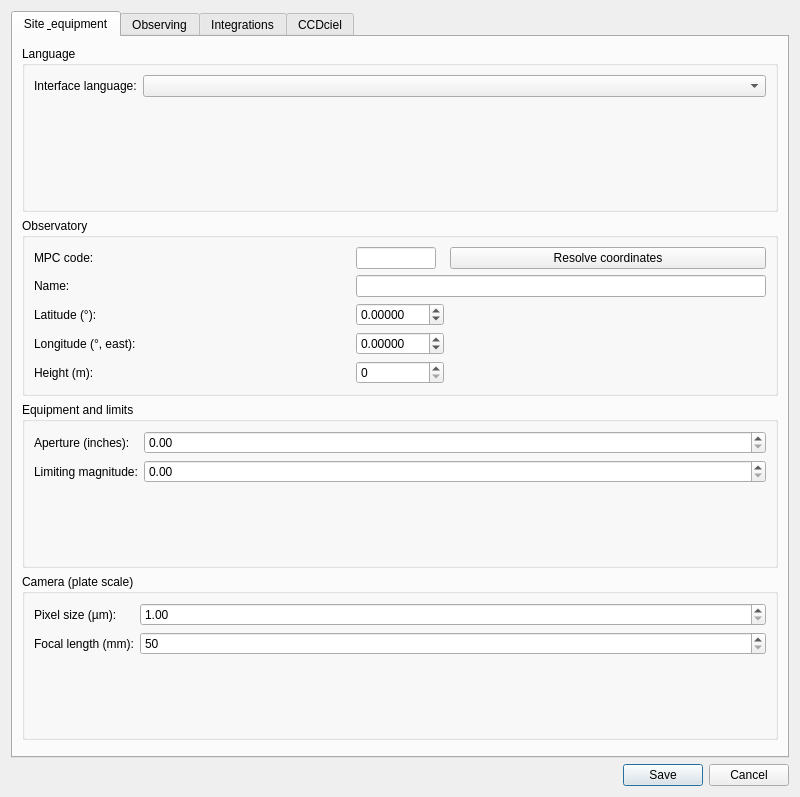
First picture: the form in nightscribe/gui/ui/settings_dialog.ui, repository irydeo/nightscribe, before the edit.
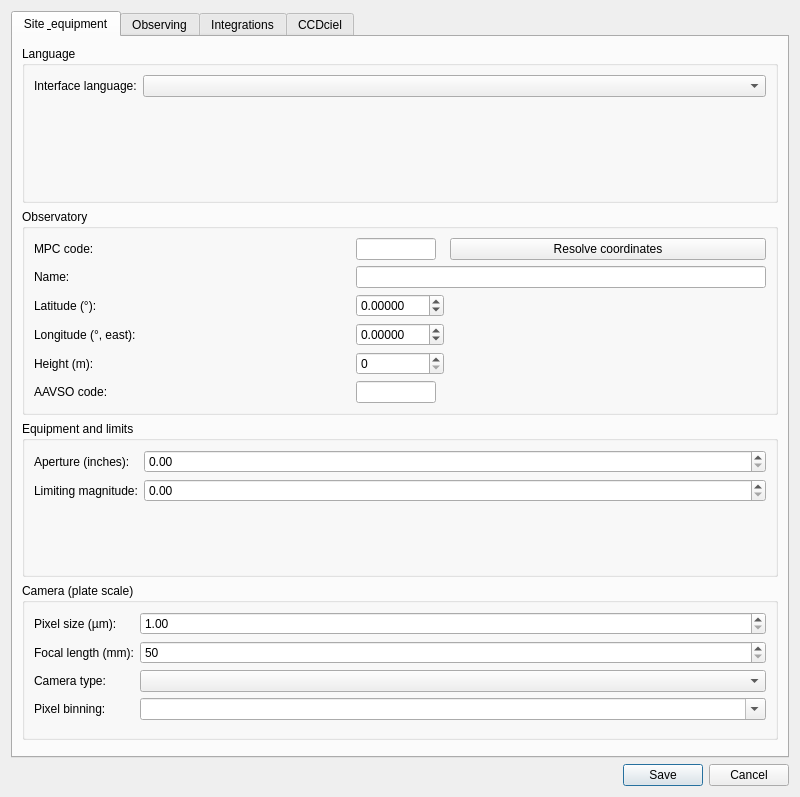
Second picture: the form after the edit.

Commit message: Core/Gui: EXOTIC handoff — TAP fields + cache bump v2, core/exotic.py (schema re-verified against live rzellem/EXOTIC), settings (AAVSO code, camera type, binning), Process tab export + upload guidance (subplan D4)

Patch:
```diff
--- a/nightscribe/gui/ui/settings_dialog.ui
+++ b/nightscribe/gui/ui/settings_dialog.ui
@@ -47,6 +47,8 @@
           <item row="3" column="1"><widget class="QDoubleSpinBox" name="spn_lon"><property name="decimals"><number>5</number></property><property name="minimum"><double>-180.0</double></property><property name="maximum"><double>180.0</double></property></widget></item>
           <item row="4" column="0"><widget class="QLabel" name="lbl_height"><property name="text"><string>Height (m):</string></property></widget></item>
           <item row="4" column="1"><widget class="QSpinBox" name="spn_height"><property name="maximum"><number>9000</number></property></widget></item>
+           <item row="5" column="0"><widget class="QLabel" name="lbl_aavso"><property name="text"><string>AAVSO code:</string></property></widget></item>
+           <item row="5" column="1"><widget class="QLineEdit" name="edt_aavso_code"><property name="maxLength"><number>6</number></property><property name="maximumSize"><size><width>80</width><height>16777215</height></size></property><property name="toolTip"><string>Your AAVSO observer code (blank if none). Written into the EXOTIC inits.json handoff.</string></property></widget></item>
          </layout>
         </widget>
        </item>
@@ -69,6 +71,10 @@
           <item row="0" column="1"><widget class="QDoubleSpinBox" name="spn_pixel_um"><property name="decimals"><number>2</number></property><property name="minimum"><double>1.0</double></property><property name="maximum"><double>30.0</double></property><property name="toolTip"><string>Camera pixel size in microns (e.g. 3.76 for a QHY600)</string></property></widget></item>
           <item row="1" column="0"><widget class="QLabel" name="lbl_focal"><property name="text"><string>Focal length (mm):</string></property></widget></item>
           <item row="1" column="1"><widget class="QDoubleSpinBox" name="spn_focal_mm"><property name="decimals"><number>0</number></property><property name="minimum"><double>50.0</double></property><property name="maximum"><double>20000.0</double></property><property name="toolTip"><string>Telescope focal length in mm (e.g. 2000 for a 8&quot; f/10 SCT)</string></property></widget></item>
+           <item row="2" column="0"><widget class="QLabel" name="lbl_camtype"><property name="text"><string>Camera type:</string></property></widget></item>
+           <item row="2" column="1"><widget class="QComboBox" name="cmb_camera_type"><property name="toolTip"><string>CCD, CMOS or DSLR — written into the EXOTIC inits.json handoff</string></property></widget></item>
+           <item row="3" column="0"><widget class="QLabel" name="lbl_binning"><property name="text"><string>Pixel binning:</string></property></widget></item>
+           <item row="3" column="1"><widget class="QComboBox" name="cmb_binning"><property name="editable"><bool>true</bool></property><property name="toolTip"><string>On-chip binning (e.g. 1x1, 2x2) — written into the EXOTIC inits.json handoff</string></property></widget></item>
          </layout>
         </widget>
        </item>
```
Lines whose indentation alone changed are shown as unchanged. The commit also changes 8 other files.
